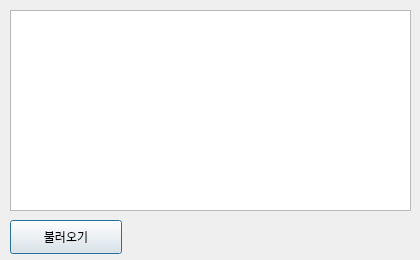
The window that ui/loadSubject.ui (unknownbox-collab/Python) describes before a commit, drawn with Qt 5.
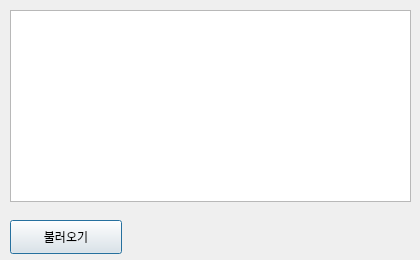
The same window after the commit.

```diff
--- a/ui/loadSubject.ui
+++ b/ui/loadSubject.ui
@@ -13,16 +13,6 @@
   <property name="windowTitle">
    <string>Dialog</string>
   </property>
-  <widget class="QTableView" name="displaySubject">
-   <property name="geometry">
-    <rect>
-     <x>10</x>
-     <y>10</y>
-     <width>401</width>
-     <height>201</height>
-    </rect>
-   </property>
-  </widget>
   <widget class="QPushButton" name="load">
    <property name="geometry">
     <rect>
@@ -41,6 +31,19 @@
     <string>불러오기</string>
    </property>
   </widget>
+  <widget class="QListWidget" name="displaySubject">
+   <property name="geometry">
+    <rect>
+     <x>10</x>
+     <y>10</y>
+     <width>401</width>
+     <height>192</height>
+    </rect>
+   </property>
+   <property name="editTriggers">
+    <set>QAbstractItemView::NoEditTriggers</set>
+   </property>
+  </widget>
  </widget>
  <resources/>
  <connections/>
```
